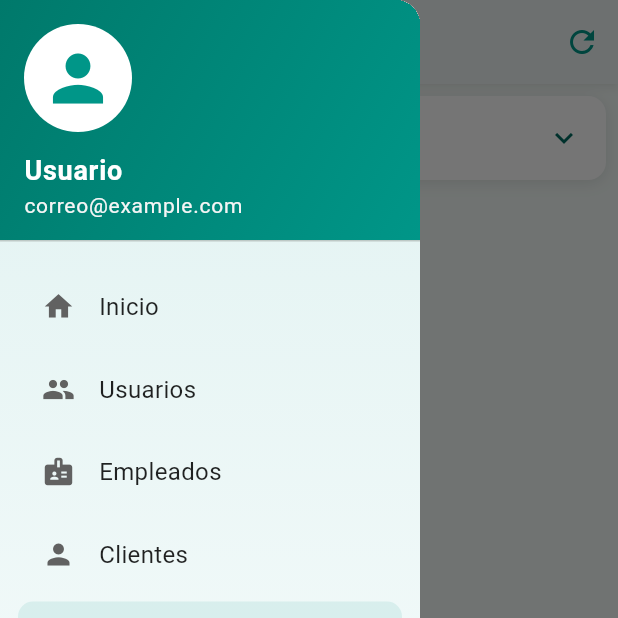
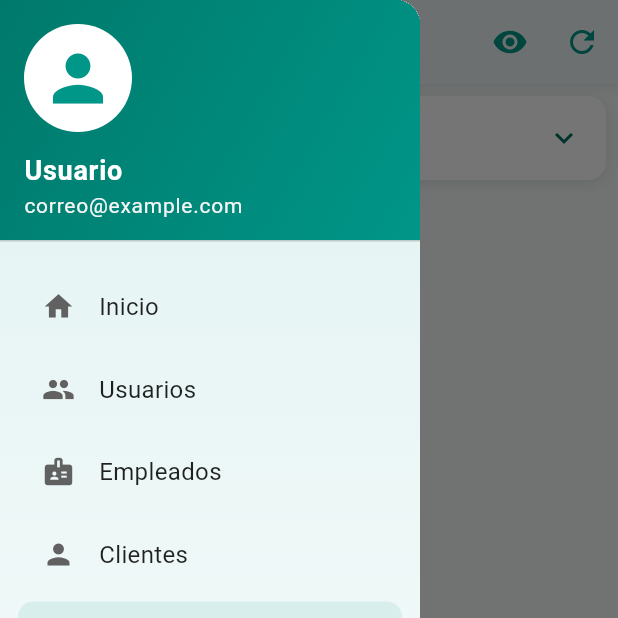
Before and after one commit to Smorpius/inmobiliaria, a Flutter app: the InmuebleListScreen screen opened by its route, with the side drawer open, on a phone screen of 412 x 824 dp, the top half of it. Run offline on Flutter 3.47's test engine with Material 3 defaults, Android fonts, the phone set to English and light mode, and no system bars; our stand-ins replace cached_network_image, image_picker, photo_view, shared_preferences, smooth_page_indicator; missing offline and left inert: mysql1; accounts and stored records are empty.

Commit message:
inmubles mustra inactivos

```diff
--- a/lib/vistas/inmuebles/inmueble_list_screen.dart
+++ b/lib/vistas/inmuebles/inmueble_list_screen.dart
@@ -38,6 +38,20 @@ class _InmuebleListScreenState extends State<InmuebleListScreen> {
       title: 'Inmuebles',
       currentRoute: '/inmuebles',
       actions: [
+        // Nuevo botón para mostrar inmuebles inactivos
+        ValueListenableBuilder(
+          valueListenable: _viewModel.mostrarInactivosNotifier,
+          builder: (context, mostrarInactivos, child) {
+            return IconButton(
+              icon: Icon(
+                mostrarInactivos ? Icons.visibility_off : Icons.visibility,
+                color: mostrarInactivos ? Colors.red : null,
+              ),
+              onPressed: _viewModel.toggleMostrarInactivos,
+              tooltip: mostrarInactivos ? 'Mostrar todos' : 'Mostrar inactivos',
+            );
+          },
+        ),
         IconButton(
           icon: const Icon(Icons.refresh),
           onPressed: _viewModel.cargarInmuebles,
@@ -52,11 +66,43 @@ class _InmuebleListScreenState extends State<InmuebleListScreen> {
             onLimpiar: _viewModel.limpiarFiltros,
           ),
 
-          // Indicador de filtros activos
+          // Indicador de filtros activos o modo inactivos
           ValueListenableBuilder(
             valueListenable: _viewModel.isFilteringNotifier,
             builder: (context, isFiltering, _) {
-              if (isFiltering && !_viewModel.isLoadingNotifier.value) {
+              // Mostrar banner de inmuebles inactivos si está activado ese modo
+              return ValueListenableBuilder(
+                valueListenable: _viewModel.mostrarInactivosNotifier,
+                builder: (context, mostrarInactivos, _) {
+                  if (mostrarInactivos) {
+                    return Container(
+                      color: Colors.red.shade100,
+                      padding: const EdgeInsets.symmetric(
+                        vertical: 8,
+                        horizontal: 16,
+                      ),
+                      child: Row(
+                        children: [
+                          Icon(Icons.visibility_off, color: Colors.red[800]),
+                          const SizedBox(width: 8),
+                          Text(
+                            'INMUEBLES INACTIVOS',
+                            style: TextStyle(
+                              fontWeight: FontWeight.bold,
+                              color: Colors.red[800],
+                            ),
+                          ),
+                          const Spacer(),
+                          Text(
+                            '${_viewModel.inmueblesFiltradosNotifier.value.length} resultados',
+                            style: const TextStyle(fontStyle: FontStyle.italic),
+                          ),
+                        ],
+                      ),
+                    );
+                  } else if (isFiltering &&
+                      !_viewModel.isLoadingNotifier.value) {
+                    // Si hay filtros activos pero no es modo inactivos
                     return Container(
                       color: Colors.amber.shade100,
                       padding: const EdgeInsets.symmetric(
@@ -80,7 +126,9 @@ class _InmuebleListScreenState extends State<InmuebleListScreen> {
                       ),
                     );
                   }
-              return const SizedBox.shrink();
+                  return const SizedBox.shrink(); // Sin filtros ni modo inactivos
+                },
+              );
             },
           ),
 
@@ -131,12 +179,51 @@ class _InmuebleListScreenState extends State<InmuebleListScreen> {
               valueListenable: _viewModel.inmueblesFiltradosNotifier,
               builder: (context, inmueblesFiltrados, _) {
                 if (inmueblesFiltrados.isEmpty) {
+                  // Personalizar mensaje de vacío para modo de inactivos
+                  return ValueListenableBuilder(
+                    valueListenable: _viewModel.mostrarInactivosNotifier,
+                    builder: (context, mostrarInactivos, _) {
+                      if (mostrarInactivos) {
+                        return Center(
+                          child: Padding(
+                            padding: const EdgeInsets.all(16.0),
+                            child: Column(
+                              mainAxisSize: MainAxisSize.min,
+                              children: [
+                                Icon(
+                                  Icons.visibility_off,
+                                  size: 80,
+                                  color: Colors.grey[400],
+                                ),
+                                const SizedBox(height: 16),
+                                const Text(
+                                  'No hay inmuebles inactivos',
+                                  style: TextStyle(
+                                    fontSize: 18,
+                                    fontWeight: FontWeight.bold,
+                                  ),
+                                ),
+                                const SizedBox(height: 8),
+                                const Text(
+                                  'Todos los inmuebles están disponibles actualmente.',
+                                  textAlign: TextAlign.center,
+                                  style: TextStyle(color: Colors.grey),
+                                ),
+                              ],
+                            ),
+                          ),
+                        );
+                      }
+
+                      // Estado vacío normal
                       return ValueListenableBuilder(
                         valueListenable: _viewModel.isFilteringNotifier,
                         builder: (context, isFiltering, _) {
                           return InmuebleEmptyState(
                             isFiltering: isFiltering,
                             onLimpiarFiltros: _viewModel.limpiarFiltros,
+                          );
+                        },
                       );
                     },
                   );
@@ -230,7 +317,7 @@ class _InmuebleListScreenState extends State<InmuebleListScreen> {
     }
   }
 
-  // Método corregido para manejar la inactivación de inmuebles
+  // Método para manejar la inactivación de inmuebles
   void _inactivarInmueble(Inmueble inmueble) async {
     final success = await _viewModel.cambiarEstadoInmueble(inmueble, context);
 
```
Also changed, not shown: lib/models/inmueble_list_view_model.dart (+48 -8 lines). Lines whose indentation alone changed are shown as unchanged.
